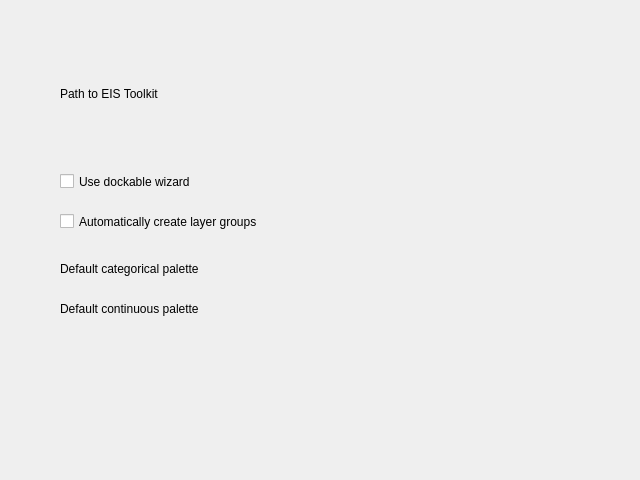
The window that eis_qgis_plugin/resources/ui/wizard_settings.ui (GispoCoding/eis_qgis_plugin) describes before a commit, drawn with Qt 5.
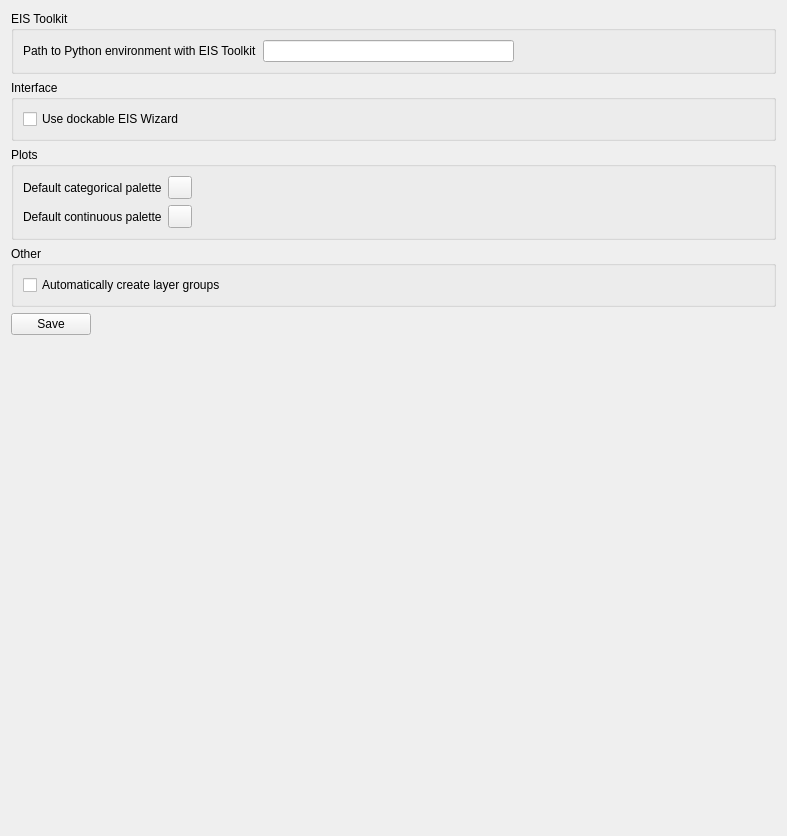
The same window after the commit. Custom widgets are drawn as their Qt base class.

Commit message: Added initial settings and about pages to new wizard version

Diff of the .ui file:
```diff
--- a/eis_qgis_plugin/resources/ui/wizard_settings.ui
+++ b/eis_qgis_plugin/resources/ui/wizard_settings.ui
@@ -6,94 +6,186 @@
    <rect>
     <x>0</x>
     <y>0</y>
-    <width>640</width>
-    <height>480</height>
+    <width>787</width>
+    <height>836</height>
    </rect>
   </property>
   <property name="windowTitle">
    <string>Form</string>
   </property>
-  <widget class="QCheckBox" name="checkBox_2">
-   <property name="geometry">
-    <rect>
-     <x>60</x>
-     <y>210</y>
-     <width>261</width>
-     <height>23</height>
-    </rect>
-   </property>
-   <property name="text">
-    <string>Automatically create layer groups</string>
-   </property>
-  </widget>
-  <widget class="QLabel" name="label_2">
-   <property name="geometry">
-    <rect>
-     <x>60</x>
-     <y>260</y>
-     <width>251</width>
-     <height>17</height>
-    </rect>
-   </property>
-   <property name="text">
-    <string>Default categorical palette</string>
-   </property>
-  </widget>
-  <widget class="QCheckBox" name="checkBox">
-   <property name="geometry">
-    <rect>
-     <x>60</x>
-     <y>170</y>
-     <width>241</width>
-     <height>23</height>
-    </rect>
-   </property>
-   <property name="text">
-    <string>Use dockable wizard</string>
-   </property>
-  </widget>
-  <widget class="QLabel" name="label_3">
-   <property name="geometry">
-    <rect>
-     <x>60</x>
-     <y>300</y>
-     <width>251</width>
-     <height>17</height>
-    </rect>
-   </property>
-   <property name="text">
-    <string>Default continuous palette</string>
-   </property>
-  </widget>
-  <widget class="QWidget" name="layoutWidget">
-   <property name="geometry">
-    <rect>
-     <x>60</x>
-     <y>80</y>
-     <width>309</width>
-     <height>27</height>
-    </rect>
-   </property>
-   <layout class="QHBoxLayout" name="horizontalLayout_3">
-    <item>
-     <widget class="QLabel" name="label">
-      <property name="text">
-       <string>Path to EIS Toolkit</string>
-      </property>
-     </widget>
-    </item>
-    <item>
-     <widget class="QgsFileWidget" name="mQgsFileWidget"/>
-    </item>
-   </layout>
-  </widget>
+  <layout class="QVBoxLayout" name="verticalLayout">
+   <item>
+    <widget class="QGroupBox" name="groupBox">
+     <property name="font">
+      <font>
+       <weight>50</weight>
+       <bold>false</bold>
+      </font>
+     </property>
+     <property name="styleSheet">
+      <string notr="true"/>
+     </property>
+     <property name="title">
+      <string>EIS Toolkit</string>
+     </property>
+     <layout class="QGridLayout" name="gridLayout_2">
+      <item row="0" column="2">
+       <spacer name="horizontalSpacer_3">
+        <property name="orientation">
+         <enum>Qt::Horizontal</enum>
+        </property>
+        <property name="sizeHint" stdset="0">
+         <size>
+          <width>40</width>
+          <height>20</height>
+         </size>
+        </property>
+       </spacer>
+      </item>
+      <item row="0" column="0">
+       <widget class="QLabel" name="label">
+        <property name="text">
+         <string>Path to Python environment with EIS Toolkit</string>
+        </property>
+       </widget>
+      </item>
+      <item row="0" column="1">
+       <widget class="QLineEdit" name="toolkit_venv_path"/>
+      </item>
+     </layout>
+    </widget>
+   </item>
+   <item>
+    <widget class="QGroupBox" name="groupBox_3">
+     <property name="title">
+      <string>Interface</string>
+     </property>
+     <layout class="QGridLayout" name="gridLayout_3">
+      <item row="0" column="0">
+       <widget class="QCheckBox" name="dock_wizard_selection">
+        <property name="text">
+         <string>Use dockable EIS Wizard</string>
+        </property>
+       </widget>
+      </item>
+     </layout>
+    </widget>
+   </item>
+   <item>
+    <widget class="QGroupBox" name="groupBox_2">
+     <property name="title">
+      <string>Plots</string>
+     </property>
+     <layout class="QGridLayout" name="gridLayout">
+      <item row="0" column="0">
+       <widget class="QLabel" name="label_2">
+        <property name="text">
+         <string>Default categorical palette</string>
+        </property>
+       </widget>
+      </item>
+      <item row="0" column="1">
+       <widget class="QgsColorButton" name="mColorButton_2"/>
+      </item>
+      <item row="1" column="1">
+       <widget class="QgsColorButton" name="mColorButton"/>
+      </item>
+      <item row="1" column="0">
+       <widget class="QLabel" name="label_3">
+        <property name="text">
+         <string>Default continuous palette</string>
+        </property>
+       </widget>
+      </item>
+      <item row="0" column="2">
+       <spacer name="horizontalSpacer">
+        <property name="orientation">
+         <enum>Qt::Horizontal</enum>
+        </property>
+        <property name="sizeHint" stdset="0">
+         <size>
+          <width>40</width>
+          <height>20</height>
+         </size>
+        </property>
+       </spacer>
+      </item>
+      <item row="1" column="2">
+       <spacer name="horizontalSpacer_2">
+        <property name="orientation">
+         <enum>Qt::Horizontal</enum>
+        </property>
+        <property name="sizeHint" stdset="0">
+         <size>
+          <width>40</width>
+          <height>20</height>
+         </size>
+        </property>
+       </spacer>
+      </item>
+     </layout>
+    </widget>
+   </item>
+   <item>
+    <widget class="QGroupBox" name="groupBox_4">
+     <property name="title">
+      <string>Other</string>
+     </property>
+     <layout class="QGridLayout" name="gridLayout_4">
+      <item row="0" column="0">
+       <widget class="QCheckBox" name="layer_group_selection">
+        <property name="text">
+         <string>Automatically create layer groups</string>
+        </property>
+       </widget>
+      </item>
+     </layout>
+    </widget>
+   </item>
+   <item>
+    <layout class="QHBoxLayout" name="horizontalLayout">
+     <item>
+      <widget class="QPushButton" name="save_settings_btn">
+       <property name="text">
+        <string>Save</string>
+       </property>
+      </widget>
+     </item>
+     <item>
+      <spacer name="horizontalSpacer_4">
+       <property name="orientation">
+        <enum>Qt::Horizontal</enum>
+       </property>
+       <property name="sizeHint" stdset="0">
+        <size>
+         <width>40</width>
+         <height>20</height>
+        </size>
+       </property>
+      </spacer>
+     </item>
+    </layout>
+   </item>
+   <item>
+    <spacer name="verticalSpacer">
+     <property name="orientation">
+      <enum>Qt::Vertical</enum>
+     </property>
+     <property name="sizeHint" stdset="0">
+      <size>
+       <width>20</width>
+       <height>40</height>
+      </size>
+     </property>
+    </spacer>
+   </item>
+  </layout>
  </widget>
  <customwidgets>
   <customwidget>
-   <class>QgsFileWidget</class>
-   <extends>QWidget</extends>
-   <header>qgsfilewidget.h</header>
-   <container>1</container>
+   <class>QgsColorButton</class>
+   <extends>QToolButton</extends>
+   <header>qgscolorbutton.h</header>
   </customwidget>
  </customwidgets>
  <resources/>
```
The commit also changes 6 other files.
